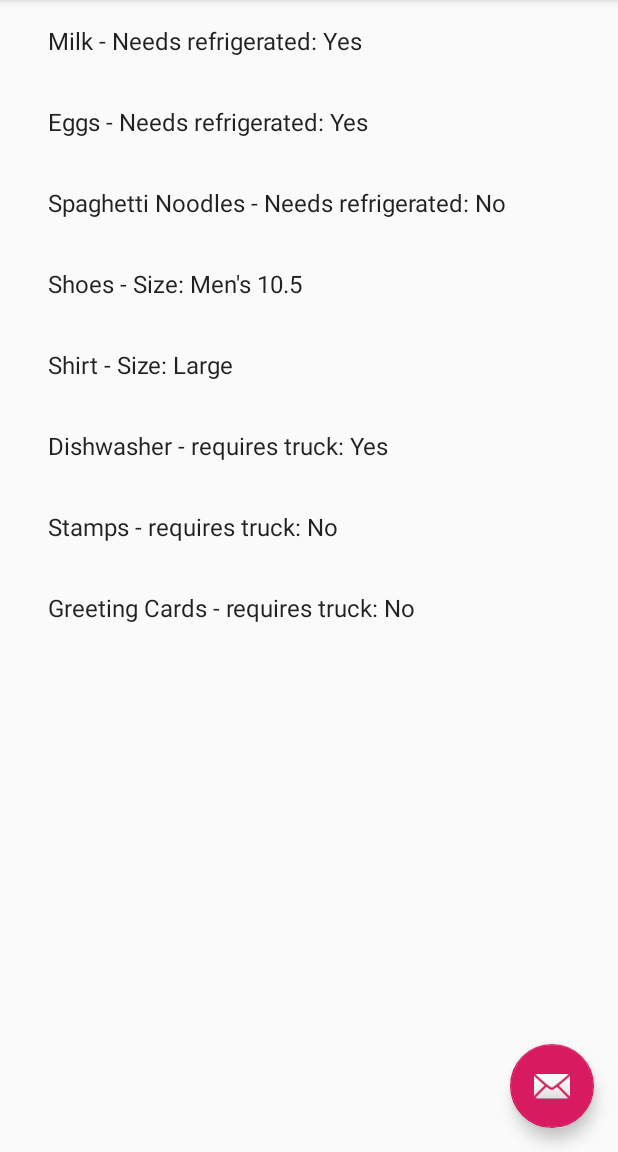
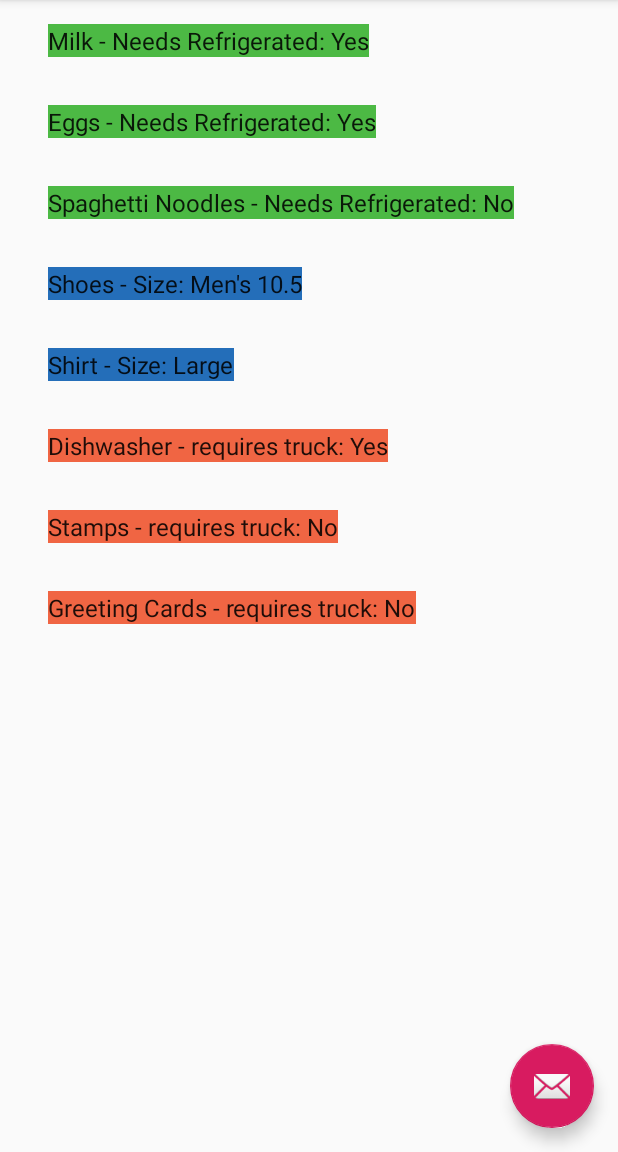
Before and after one commit to bloominstituteoftechnology/Android_Inheritance_Shopping, an Android app: the screen it shows after launch (ItemListActivity), on a phone screen of 412 x 824 dp, the part 84-1236 px from its top. Run offline under Robolectric (Android 15) with nearby library versions, the phone set to English and light mode, and no system bars.

Commit message:
Data now displays the colors for each item.

```diff
--- a/app/src/main/java/com/example/jacob/android_inheritance_shopping/Grocery.java
+++ b/app/src/main/java/com/example/jacob/android_inheritance_shopping/Grocery.java
@@ -4,12 +4,14 @@ import android.support.v4.content.res.ResourcesCompat;
 
 public class Grocery extends ShoppingItem {
     private boolean needsRefrigeration;
+    final int BACKGROUND_COLOR = R.color.colorGrocery;
 
     public Grocery(int id, int colorId, String name, boolean needsRefrigeration) {
         super(id, colorId, name);
         this.needsRefrigeration = needsRefrigeration;
-        this.colorId = (R.color.colorGrocery);
+        super.colorId = BACKGROUND_COLOR;
     }
+
 
     public boolean getNeedsRefrigeration() {
         return needsRefrigeration;
@@ -21,6 +23,11 @@ public class Grocery extends ShoppingItem {
 
     @Override
     public String getDisplayName() {
-        return String.format("%s - Needs refrigerated: %s", this.name, needsRefrigeration ? "Yes" : "No");
+        return String.format("%s - Needs Refrigerated: %s", this.name, needsRefrigeration ? "Yes" : "No");
     }
+
+//    @Override
+//    public int getColorId() {
+//        return colorId;
+//    }
 }
--- a/app/src/main/java/com/example/jacob/android_inheritance_shopping/ItemListActivity.java
+++ b/app/src/main/java/com/example/jacob/android_inheritance_shopping/ItemListActivity.java
@@ -2,8 +2,10 @@ package com.example.jacob.android_inheritance_shopping;
 
 import android.content.Context;
 import android.content.Intent;
+import android.graphics.Color;
 import android.os.Bundle;
 import android.support.annotation.NonNull;
+import android.support.v4.content.ContextCompat;
 import android.support.v7.app.AppCompatActivity;
 import android.support.v7.widget.RecyclerView;
 import android.support.v7.widget.Toolbar;
@@ -35,11 +37,14 @@ public class ItemListActivity extends AppCompatActivity {
      */
     private boolean mTwoPane;
     private static ArrayList<ShoppingItem> shoppingList;
+    static Context context;
 
     @Override
     protected void onCreate(Bundle savedInstanceState) {
         super.onCreate(savedInstanceState);
         setContentView(R.layout.activity_item_list);
+
+        context = this;
 
         Toolbar toolbar = (Toolbar) findViewById(R.id.toolbar);
         setSupportActionBar(toolbar);
@@ -67,6 +72,7 @@ public class ItemListActivity extends AppCompatActivity {
         View recyclerView = findViewById(R.id.item_list);
         assert recyclerView != null;
         setupRecyclerView((RecyclerView) recyclerView);
+
     }
 
     private void setupRecyclerView(@NonNull RecyclerView recyclerView) {
@@ -77,7 +83,7 @@ public class ItemListActivity extends AppCompatActivity {
             extends RecyclerView.Adapter<SimpleItemRecyclerViewAdapter.ViewHolder> {
 
         private final ItemListActivity mParentActivity;
-//        private final List<DummyContent.DummyItem> shoppingList;
+        //        private final List<DummyContent.DummyItem> shoppingList;
         private final boolean mTwoPane;
         private final View.OnClickListener mOnClickListener = new View.OnClickListener() {
             @Override
@@ -118,6 +124,7 @@ public class ItemListActivity extends AppCompatActivity {
         @Override
         public void onBindViewHolder(final ViewHolder holder, int position) {
             holder.mIdView.setText(shoppingList.get(position).getDisplayName());
+            holder.mIdView.setBackgroundColor(ContextCompat.getColor(context, shoppingList.get(position).getColorId()));
 //            holder.mContentView.setText(shoppingList.get(position).content);
 
             holder.itemView.setTag(shoppingList.get(position));
@@ -143,12 +150,13 @@ public class ItemListActivity extends AppCompatActivity {
 
     public static ArrayList<ShoppingItem> shopppingItemTestListGenerator() {
         ArrayList<ShoppingItem> shoppingList = new ArrayList<>();
-        Grocery groceryItem = new Grocery(shoppingList.size(), -1,"Milk", true);
-        shoppingList.add(groceryItem);
-        groceryItem = new Grocery(shoppingList.size(), -1,"Eggs", true);
-        shoppingList.add(groceryItem);
-        groceryItem = new Grocery(shoppingList.size(), -1,"Spaghetti Noodles", false);
-        shoppingList.add(groceryItem);
+//        Grocery groceryItem = new Grocery(shoppingList.size(), -1,"Milk", true);
+        ShoppingItem item = new Grocery(shoppingList.size(), -1, "Milk", true);
+        shoppingList.add(item);
+        item = new Grocery(shoppingList.size(), -1, "Eggs", true);
+        shoppingList.add(item);
+        item = new Grocery(shoppingList.size(), -1, "Spaghetti Noodles", false);
+        shoppingList.add(item);
         Clothing clothingItem = new Clothing(shoppingList.size(), -1, "Shoes", "Men's 10.5");
         shoppingList.add(clothingItem);
         clothingItem = new Clothing(shoppingList.size(), -1, "Shirt", "Large");
--- a/app/src/main/java/com/example/jacob/android_inheritance_shopping/ShoppingItem.java
+++ b/app/src/main/java/com/example/jacob/android_inheritance_shopping/ShoppingItem.java
@@ -5,12 +5,12 @@ public class ShoppingItem {
     int colorId;
     String name;
 
-    public ShoppingItem(int id, int colorId, String name) {
+    protected ShoppingItem(int id, int colorId, String name) {
         this.id = id;
         this.colorId = colorId;
         this.name = name;
     }
-    public ShoppingItem() {}
+//    public ShoppingItem() {}
 
     public int getId() {
         return id;
```
